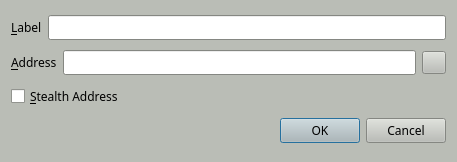
Old version of the form src/qt/forms/editaddressdialog.ui in the repository SyndicateCash/SyndicateCash.
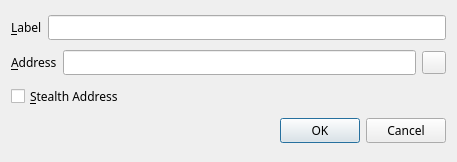
New version of the form. Icons and pictures are not drawn.

What changed in the file:
```diff
--- a/src/qt/forms/editaddressdialog.ui
+++ b/src/qt/forms/editaddressdialog.ui
@@ -10,421 +10,6 @@
     <height>162</height>
    </rect>
   </property>
-  <property name="palette">
-   <palette>
-    <active>
-     <colorrole role="WindowText">
-      <brush brushstyle="SolidPattern">
-       <color alpha="255">
-        <red>0</red>
-        <green>0</green>
-        <blue>0</blue>
-       </color>
-      </brush>
-     </colorrole>
-     <colorrole role="Button">
-      <brush brushstyle="SolidPattern">
-       <color alpha="255">
-        <red>186</red>
-        <green>189</green>
-        <blue>182</blue>
-       </color>
-      </brush>
-     </colorrole>
-     <colorrole role="Light">
-      <brush brushstyle="SolidPattern">
-       <color alpha="255">
-        <red>255</red>
-        <green>255</green>
-        <blue>255</blue>
-       </color>
-      </brush>
-     </colorrole>
-     <colorrole role="Midlight">
-      <brush brushstyle="SolidPattern">
-       <color alpha="255">
-        <red>220</red>
-        <green>222</green>
-        <blue>218</blue>
-       </color>
-      </brush>
-     </colorrole>
-     <colorrole role="Dark">
-      <brush brushstyle="SolidPattern">
-       <color alpha="255">
-        <red>93</red>
-        <green>94</green>
-        <blue>91</blue>
-       </color>
-      </brush>
-     </colorrole>
-     <colorrole role="Mid">
-      <brush brushstyle="SolidPattern">
-       <color alpha="255">
-        <red>124</red>
-        <green>126</green>
-        <blue>121</blue>
-       </color>
-      </brush>
-     </colorrole>
-     <colorrole role="Text">
-      <brush brushstyle="SolidPattern">
-       <color alpha="255">
-        <red>0</red>
-        <green>0</green>
-        <blue>0</blue>
-       </color>
-      </brush>
-     </colorrole>
-     <colorrole role="BrightText">
-      <brush brushstyle="SolidPattern">
-       <color alpha="255">
-        <red>255</red>
-        <green>255</green>
-        <blue>255</blue>
-       </color>
-      </brush>
-     </colorrole>
-     <colorrole role="ButtonText">
-      <brush brushstyle="SolidPattern">
-       <color alpha="255">
-        <red>0</red>
-        <green>0</green>
-        <blue>0</blue>
-       </color>
-      </brush>
-     </colorrole>
-     <colorrole role="Base">
-      <brush brushstyle="SolidPattern">
-       <color alpha="255">
-        <red>255</red>
-        <green>255</green>
-        <blue>255</blue>
-       </color>
-      </brush>
-     </colorrole>
-     <colorrole role="Window">
-      <brush brushstyle="SolidPattern">
-       <color alpha="255">
-        <red>186</red>
-        <green>189</green>
-        <blue>182</blue>
-       </color>
-      </brush>
-     </colorrole>
-     <colorrole role="Shadow">
-      <brush brushstyle="SolidPattern">
-       <color alpha="255">
-        <red>0</red>
-        <green>0</green>
-        <blue>0</blue>
-       </color>
-      </brush>
-     </colorrole>
-     <colorrole role="AlternateBase">
-      <brush brushstyle="SolidPattern">
-       <color alpha="255">
-        <red>220</red>
-        <green>222</green>
-        <blue>218</blue>
-       </color>
-      </brush>
-     </colorrole>
-     <colorrole role="ToolTipBase">
-      <brush brushstyle="SolidPattern">
-       <color alpha="255">
-        <red>255</red>
-        <green>255</green>
-        <blue>220</blue>
-       </color>
-      </brush>
-     </colorrole>
-     <colorrole role="ToolTipText">
-      <brush brushstyle="SolidPattern">
-       <color alpha="255">
-        <red>0</red>
-        <green>0</green>
-        <blue>0</blue>
-       </color>
-      </brush>
-     </colorrole>
-    </active>
-    <inactive>
-     <colorrole role="WindowText">
-      <brush brushstyle="SolidPattern">
-       <color alpha="255">
-        <red>0</red>
-        <green>0</green>
-        <blue>0</blue>
-       </color>
-      </brush>
-     </colorrole>
-     <colorrole role="Button">
-      <brush brushstyle="SolidPattern">
-       <color alpha="255">
-        <red>186</red>
-        <green>189</green>
-        <blue>182</blue>
-       </color>
-      </brush>
-     </colorrole>
-     <colorrole role="Light">
-      <brush brushstyle="SolidPattern">
-       <color alpha="255">
-        <red>255</red>
-        <green>255</green>
-        <blue>255</blue>
-       </color>
-      </brush>
-     </colorrole>
-     <colorrole role="Midlight">
-      <brush brushstyle="SolidPattern">
-       <color alpha="255">
-        <red>220</red>
-        <green>222</green>
-        <blue>218</blue>
-       </color>
-      </brush>
-     </colorrole>
-     <colorrole role="Dark">
-      <brush brushstyle="SolidPattern">
-       <color alpha="255">
-        <red>93</red>
-        <green>94</green>
-        <blue>91</blue>
-       </color>
-      </brush>
-     </colorrole>
-     <colorrole role="Mid">
-      <brush brushstyle="SolidPattern">
-       <color alpha="255">
-        <red>124</red>
-        <green>126</green>
-        <blue>121</blue>
-       </color>
-      </brush>
-     </colorrole>
-     <colorrole role="Text">
-      <brush brushstyle="SolidPattern">
-       <color alpha="255">
-        <red>0</red>
-        <green>0</green>
-        <blue>0</blue>
-       </color>
-      </brush>
-     </colorrole>
-     <colorrole role="BrightText">
-      <brush brushstyle="SolidPattern">
-       <color alpha="255">
-        <red>255</red>
-        <green>255</green>
-        <blue>255</blue>
-       </color>
-      </brush>
-     </colorrole>
-     <colorrole role="ButtonText">
-      <brush brushstyle="SolidPattern">
-       <color alpha="255">
-        <red>0</red>
-        <green>0</green>
-        <blue>0</blue>
-       </color>
-      </brush>
-     </colorrole>
-     <colorrole role="Base">
-      <brush brushstyle="SolidPattern">
-       <color alpha="255">
-        <red>255</red>
-        <green>255</green>
-        <blue>255</blue>
-       </color>
-      </brush>
-     </colorrole>
-     <colorrole role="Window">
-      <brush brushstyle="SolidPattern">
-       <color alpha="255">
-        <red>186</red>
-        <green>189</green>
-        <blue>182</blue>
-       </color>
-      </brush>
-     </colorrole>
-     <colorrole role="Shadow">
-      <brush brushstyle="SolidPattern">
-       <color alpha="255">
-        <red>0</red>
-        <green>0</green>
-        <blue>0</blue>
-       </color>
-      </brush>
-     </colorrole>
-     <colorrole role="AlternateBase">
-      <brush brushstyle="SolidPattern">
-       <color alpha="255">
-        <red>220</red>
-        <green>222</green>
-        <blue>218</blue>
-       </color>
-      </brush>
-     </colorrole>
-     <colorrole role="ToolTipBase">
-      <brush brushstyle="SolidPattern">
-       <color alpha="255">
-        <red>255</red>
-        <green>255</green>
-        <blue>220</blue>
-       </color>
-      </brush>
-     </colorrole>
-     <colorrole role="ToolTipText">
-      <brush brushstyle="SolidPattern">
-       <color alpha="255">
-        <red>0</red>
-        <green>0</green>
-        <blue>0</blue>
-       </color>
-      </brush>
-     </colorrole>
-    </inactive>
-    <disabled>
-     <colorrole role="WindowText">
-      <brush brushstyle="SolidPattern">
-       <color alpha="255">
-        <red>93</red>
-        <green>94</green>
-        <blue>91</blue>
-       </color>
-      </brush>
-     </colorrole>
-     <colorrole role="Button">
-      <brush brushstyle="SolidPattern">
-       <color alpha="255">
-        <red>186</red>
-        <green>189</green>
-        <blue>182</blue>
-       </color>
-      </brush>
-     </colorrole>
-     <colorrole role="Light">
-      <brush brushstyle="SolidPattern">
-       <color alpha="255">
-        <red>255</red>
-        <green>255</green>
-        <blue>255</blue>
-       </color>
-      </brush>
-     </colorrole>
-     <colorrole role="Midlight">
-      <brush brushstyle="SolidPattern">
-       <color alpha="255">
-        <red>220</red>
-        <green>222</green>
-        <blue>218</blue>
-       </color>
-      </brush>
-     </colorrole>
-     <colorrole role="Dark">
-      <brush brushstyle="SolidPattern">
-       <color alpha="255">
-        <red>93</red>
-        <green>94</green>
-        <blue>91</blue>
-       </color>
-      </brush>
-     </colorrole>
-     <colorrole role="Mid">
-      <brush brushstyle="SolidPattern">
-       <color alpha="255">
-        <red>124</red>
-        <green>126</green>
-        <blue>121</blue>
-       </color>
-      </brush>
-     </colorrole>
-     <colorrole role="Text">
-      <brush brushstyle="SolidPattern">
-       <color alpha="255">
-        <red>93</red>
-        <green>94</green>
-        <blue>91</blue>
-       </color>
-      </brush>
-     </colorrole>
-     <colorrole role="BrightText">
-      <brush brushstyle="SolidPattern">
-       <color alpha="255">
-        <red>255</red>
-        <green>255</green>
-        <blue>255</blue>
-       </color>
-      </brush>
-     </colorrole>
-     <colorrole role="ButtonText">
-      <brush brushstyle="SolidPattern">
-       <color alpha="255">
-        <red>93</red>
-        <green>94</green>
-        <blue>91</blue>
-       </color>
-      </brush>
-     </colorrole>
-     <colorrole role="Base">
-      <brush brushstyle="SolidPattern">
-       <color alpha="255">
-        <red>186</red>
-        <green>189</green>
-        <blue>182</blue>
-       </color>
-      </brush>
-     </colorrole>
-     <colorrole role="Window">
-      <brush brushstyle="SolidPattern">
-       <color alpha="255">
-        <red>186</red>
-        <green>189</green>
-        <blue>182</blue>
-       </color>
-      </brush>
-     </colorrole>
-     <colorrole role="Shadow">
-      <brush brushstyle="SolidPattern">
-       <color alpha="255">
-        <red>0</red>
-        <green>0</green>
-        <blue>0</blue>
-       </color>
-      </brush>
-     </colorrole>
-     <colorrole role="AlternateBase">
-      <brush brushstyle="SolidPattern">
-       <color alpha="255">
-        <red>186</red>
-        <green>189</green>
-        <blue>182</blue>
-       </color>
-      </brush>
-     </colorrole>
-     <colorrole role="ToolTipBase">
-      <brush brushstyle="SolidPattern">
-       <color alpha="255">
-        <red>255</red>
-        <green>255</green>
-        <blue>220</blue>
-       </color>
-      </brush>
-     </colorrole>
-     <colorrole role="ToolTipText">
-      <brush brushstyle="SolidPattern">
-       <color alpha="255">
-        <red>0</red>
-        <green>0</green>
-        <blue>0</blue>
-       </color>
-      </brush>
-     </colorrole>
-    </disabled>
-   </palette>
-  </property>
   <property name="windowTitle">
    <string>Edit Address</string>
   </property>
```
